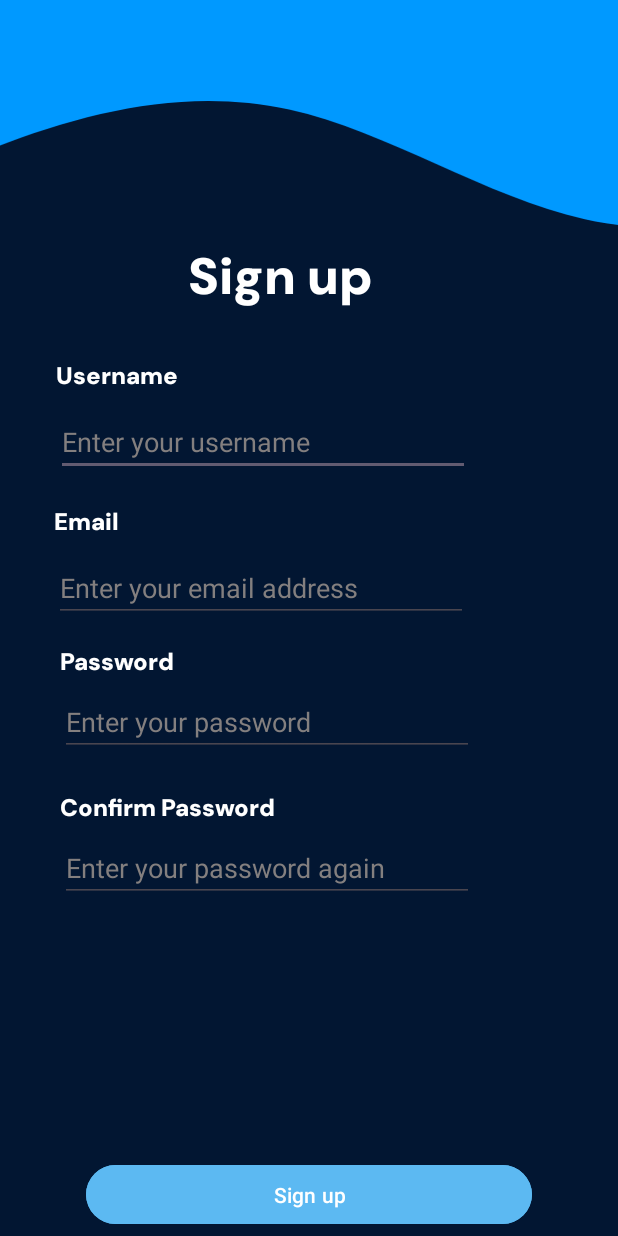
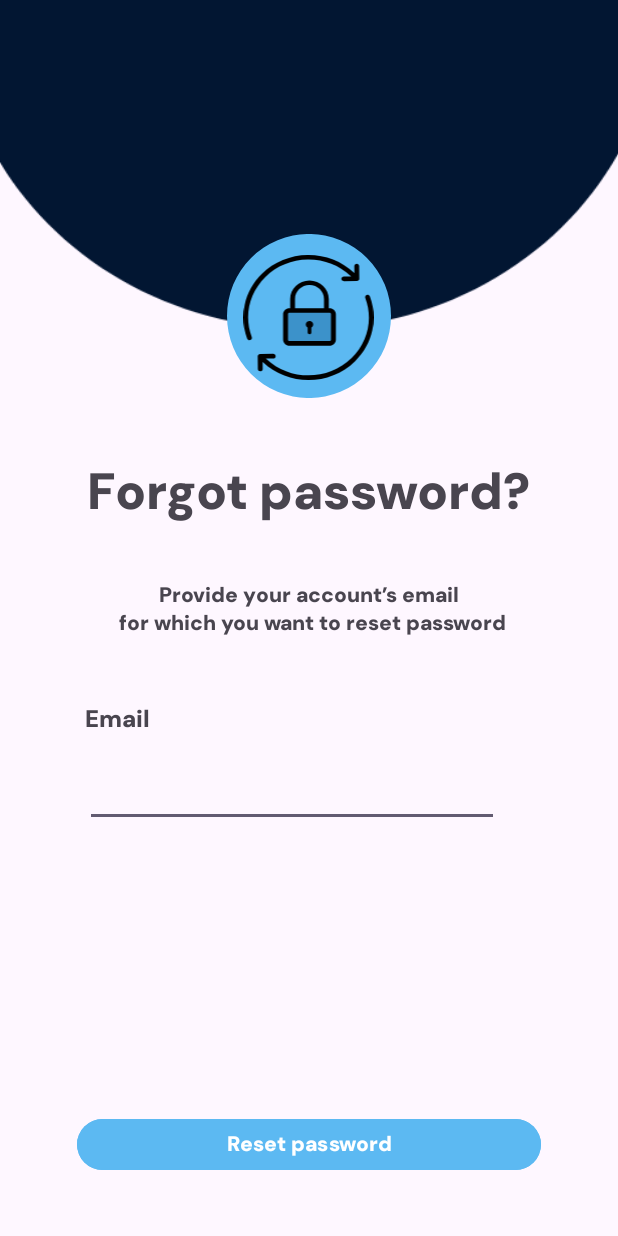
Before and after one commit to Tudor2208/DriveSmart, an Android app: the screen it shows after launch (SignupActivity before the commit, ForgotPasswordActivity after it), after a tap on "login", on a phone screen of 412 x 824 dp. Run offline under Robolectric (Android 15) with nearby library versions, the phone set to English and light mode, and no system bars.

Commit message:
Forgot password activity done

```diff
--- a/app/src/main/AndroidManifest.xml
+++ b/app/src/main/AndroidManifest.xml
@@ -12,6 +12,9 @@
         android:supportsRtl="true"
         android:theme="@style/Theme.DriveSmart"
         tools:targetApi="31">
+        <activity
+            android:name=".ForgotPasswordActivity"
+            android:exported="false" />
         <activity
             android:name=".SignupActivity"
             android:exported="false" />
--- /dev/null
+++ b/app/src/main/java/com/tudor/drivesmart/ForgotPasswordActivity.java
@@ -0,0 +1,14 @@
+package com.tudor.drivesmart;
+
+import androidx.appcompat.app.AppCompatActivity;
+
+import android.os.Bundle;
+
+public class ForgotPasswordActivity extends AppCompatActivity {
+
+    @Override
+    protected void onCreate(Bundle savedInstanceState) {
+        super.onCreate(savedInstanceState);
+        setContentView(R.layout.activity_forgot_password);
+    }
+}
--- a/app/src/main/java/com/tudor/drivesmart/MainActivity.java
+++ b/app/src/main/java/com/tudor/drivesmart/MainActivity.java
@@ -20,7 +20,7 @@ public class MainActivity extends AppCompatActivity {
         button.setOnClickListener(new View.OnClickListener() {
             @Override
             public void onClick(View view) {
-                Intent i = new Intent(getApplicationContext(), SignupActivity.class);
+                Intent i = new Intent(getApplicationContext(), ForgotPasswordActivity.class);
                 startActivity(i);
             }
         });
--- /dev/null
+++ b/app/src/main/res/drawable/lock.xml
@@ -0,0 +1,21 @@
+<vector xmlns:android="http://schemas.android.com/apk/res/android"
+    android:width="98dp"
+    android:height="94dp"
+    android:viewportWidth="98"
+    android:viewportHeight="94">
+  <path
+      android:pathData="M66.295,66.431H33.174C32.373,66.431 31.732,65.815 31.732,65.046V43.133C31.732,42.363 32.373,41.748 33.174,41.748H66.295C67.096,41.748 67.738,42.363 67.738,43.133V65.046C67.738,65.815 67.076,66.431 66.295,66.431Z"
+      android:fillColor="#3C92CA"/>
+  <path
+      android:pathData="M4.602,64.084C4.802,64.084 5.022,64.045 5.223,63.988C6.165,63.661 6.665,62.66 6.325,61.756C0.394,45.923 4.321,28.608 16.564,16.565C25.039,8.253 36.36,3.598 48.482,3.463C60.584,3.328 72.045,7.734 80.701,15.872L80.982,16.122L75.492,16.18C74.49,16.199 73.688,16.988 73.688,17.95C73.709,18.912 74.51,19.681 75.512,19.681H75.532L85.41,19.566C85.891,19.566 86.352,19.373 86.692,19.046C87.033,18.719 87.213,18.277 87.213,17.815L87.093,8.33C87.073,7.368 86.271,6.58 85.25,6.599C84.248,6.618 83.446,7.407 83.446,8.369L83.506,13.64L83.226,13.39C74.009,4.733 61.867,0 49.003,0C48.803,0 48.623,0 48.422,0C35.338,0.135 23.096,5.175 13.959,14.16C7.407,20.585 2.939,28.627 1.035,37.4C-0.808,45.942 -0.187,54.772 2.879,62.968C3.159,63.641 3.86,64.084 4.602,64.084Z"
+      android:fillColor="#000000"/>
+  <path
+      android:pathData="M95.108,31.09C94.767,30.185 93.725,29.705 92.784,30.031C91.842,30.359 91.341,31.359 91.682,32.263C97.592,48.097 93.665,65.411 81.423,77.436C72.546,86.151 60.765,90.518 48.983,90.518C37.542,90.518 26.101,86.401 17.285,78.128L17.004,77.878L22.494,77.82C23.496,77.801 24.298,77.012 24.298,76.05C24.278,75.088 23.476,74.319 22.475,74.319H22.454L12.576,74.434C11.575,74.454 10.773,75.242 10.773,76.204L10.893,85.689C10.913,86.651 11.715,87.42 12.717,87.42H12.737C13.738,87.401 14.54,86.612 14.54,85.65L14.48,80.379L14.76,80.629C24.278,89.556 36.64,94 49.003,94C61.727,94 74.47,89.267 84.047,79.86C90.6,73.434 95.068,65.392 96.971,56.619C98.814,48.116 98.173,39.285 95.108,31.09Z"
+      android:fillColor="#000000"/>
+  <path
+      android:pathData="M49.724,19.104C41.71,19.104 35.198,25.357 35.198,33.052V40.016H34.617C32.012,40.016 29.888,42.056 29.888,44.557V63.661C29.888,66.162 32.012,68.201 34.617,68.201H64.832C67.437,68.201 69.561,66.162 69.561,63.661V44.557C69.561,42.056 67.437,40.016 64.832,40.016H64.251V33.052C64.251,25.357 57.739,19.104 49.724,19.104ZM38.845,33.052C38.845,27.28 43.734,22.586 49.744,22.586C55.756,22.586 60.645,27.28 60.645,33.052V40.016H38.845V33.052ZM65.914,44.537V63.641C65.914,64.219 65.433,64.68 64.832,64.68H34.637C34.036,64.68 33.555,64.219 33.555,63.641V44.537C33.555,43.96 34.036,43.499 34.637,43.499H64.832C65.433,43.499 65.914,43.96 65.914,44.537Z"
+      android:fillColor="#000000"/>
+  <path
+      android:pathData="M50.205,49.597C49.003,49.366 47.721,50.021 47.2,51.136C46.659,52.271 47.02,53.58 48.102,54.349C48.322,54.503 48.362,54.657 48.362,54.888C48.362,56.023 48.362,57.177 48.362,58.312C48.362,59.255 49.404,59.967 50.446,59.467C50.887,59.255 51.147,58.793 51.107,58.312C51.107,57.177 51.107,56.023 51.107,54.888C51.107,54.638 51.167,54.484 51.388,54.33C52.129,53.811 52.51,53.079 52.51,52.194C52.489,50.905 51.548,49.867 50.205,49.597Z"
+      android:fillColor="#000000"/>
+</vector>
--- /dev/null
+++ b/app/src/main/res/layout/activity_forgot_password.xml
@@ -0,0 +1,104 @@
+<?xml version="1.0" encoding="utf-8"?>
+<androidx.constraintlayout.widget.ConstraintLayout xmlns:android="http://schemas.android.com/apk/res/android"
+    xmlns:app="http://schemas.android.com/apk/res-auto"
+    xmlns:tools="http://schemas.android.com/tools"
+    android:layout_width="match_parent"
+    android:layout_height="match_parent"
+    tools:context=".ForgotPasswordActivity">
+
+    <ImageView
+        android:id="@+id/imageView3"
+        android:layout_width="409dp"
+        android:layout_height="199dp"
+        android:scaleX="1.3"
+        android:scaleY="1.2"
+        app:layout_constraintEnd_toEndOf="parent"
+        app:layout_constraintStart_toStartOf="parent"
+        app:layout_constraintTop_toTopOf="parent"
+        app:srcCompat="@drawable/vector_asset_1" />
+
+    <ImageView
+        android:id="@+id/imageView6"
+        android:layout_width="wrap_content"
+        android:layout_height="wrap_content"
+        android:layout_marginTop="156dp"
+        app:layout_constraintEnd_toEndOf="@+id/imageView3"
+        app:layout_constraintStart_toStartOf="@+id/imageView3"
+        app:layout_constraintTop_toTopOf="@+id/imageView3"
+        app:srcCompat="@drawable/round_icon" />
+
+    <ImageView
+        android:id="@+id/imageView7"
+        android:layout_width="94dp"
+        android:layout_height="83dp"
+        app:layout_constraintBottom_toBottomOf="@+id/imageView6"
+        app:layout_constraintEnd_toEndOf="@+id/imageView6"
+        app:layout_constraintHorizontal_bias="0.466"
+        app:layout_constraintStart_toStartOf="@+id/imageView6"
+        app:layout_constraintTop_toTopOf="@+id/imageView6"
+        app:layout_constraintVertical_bias="0.538"
+        app:srcCompat="@drawable/lock" />
+
+    <TextView
+        android:id="@+id/textView4"
+        android:layout_width="wrap_content"
+        android:layout_height="wrap_content"
+        android:layout_marginTop="40dp"
+        android:fontFamily="@font/dm_sans"
+        android:text="@string/forgot_password"
+        android:textSize="34sp"
+        android:textStyle="bold"
+        app:layout_constraintEnd_toEndOf="parent"
+        app:layout_constraintHorizontal_bias="0.5"
+        app:layout_constraintStart_toStartOf="parent"
+        app:layout_constraintTop_toBottomOf="@+id/imageView6" />
+
+    <TextView
+        android:id="@+id/textView6"
+        android:layout_width="wrap_content"
+        android:layout_height="wrap_content"
+        android:layout_marginTop="37dp"
+        android:fontFamily="@font/dm_sans"
+        android:text="@string/forgot_password_text"
+        android:textAlignment="center"
+        app:layout_constraintEnd_toEndOf="parent"
+        app:layout_constraintStart_toStartOf="parent"
+        app:layout_constraintTop_toBottomOf="@+id/textView4" />
+
+    <TextView
+        android:id="@+id/textView7"
+        android:layout_width="wrap_content"
+        android:layout_height="wrap_content"
+        android:layout_marginTop="44dp"
+        android:fontFamily="@font/dm_sans"
+        android:text="@string/email"
+        android:textSize="16sp"
+        app:layout_constraintEnd_toEndOf="parent"
+        app:layout_constraintHorizontal_bias="0.154"
+        app:layout_constraintStart_toStartOf="parent"
+        app:layout_constraintTop_toBottomOf="@+id/textView6" />
+
+    <EditText
+        android:id="@+id/editTextTextEmailAddress"
+        android:layout_width="276dp"
+        android:layout_height="40dp"
+        android:layout_marginTop="16dp"
+        android:ems="10"
+        android:inputType="textEmailAddress"
+        app:layout_constraintBottom_toTopOf="@+id/button"
+        app:layout_constraintStart_toStartOf="@+id/textView7"
+        app:layout_constraintTop_toBottomOf="@+id/textView7"
+        app:layout_constraintVertical_bias="0.028" />
+
+    <Button
+        android:id="@+id/button"
+        android:layout_width="309dp"
+        android:layout_height="42dp"
+        android:layout_marginBottom="40dp"
+        android:backgroundTint="@color/btn_color"
+        android:fontFamily="@font/dm_sans"
+        android:text="@string/reset_password"
+        app:layout_constraintBottom_toBottomOf="parent"
+        app:layout_constraintEnd_toEndOf="parent"
+        app:layout_constraintStart_toStartOf="parent" />
+</androidx.constraintlayout.widget.ConstraintLayout>
--- a/app/src/main/res/values/strings.xml
+++ b/app/src/main/res/values/strings.xml
@@ -13,4 +13,6 @@
     <string name="enter_your_email">Enter your email address</string>
     <string name="confirm_password">Confirm Password</string>
     <string name="enter_password_again">Enter your password again</string>
+    <string name="forgot_password_text">Provide your account’s email\n for which you want to reset password</string>
+    <string name="reset_password">Reset password</string>
 </resources>
```
Also changed, not shown: 1 other file.
